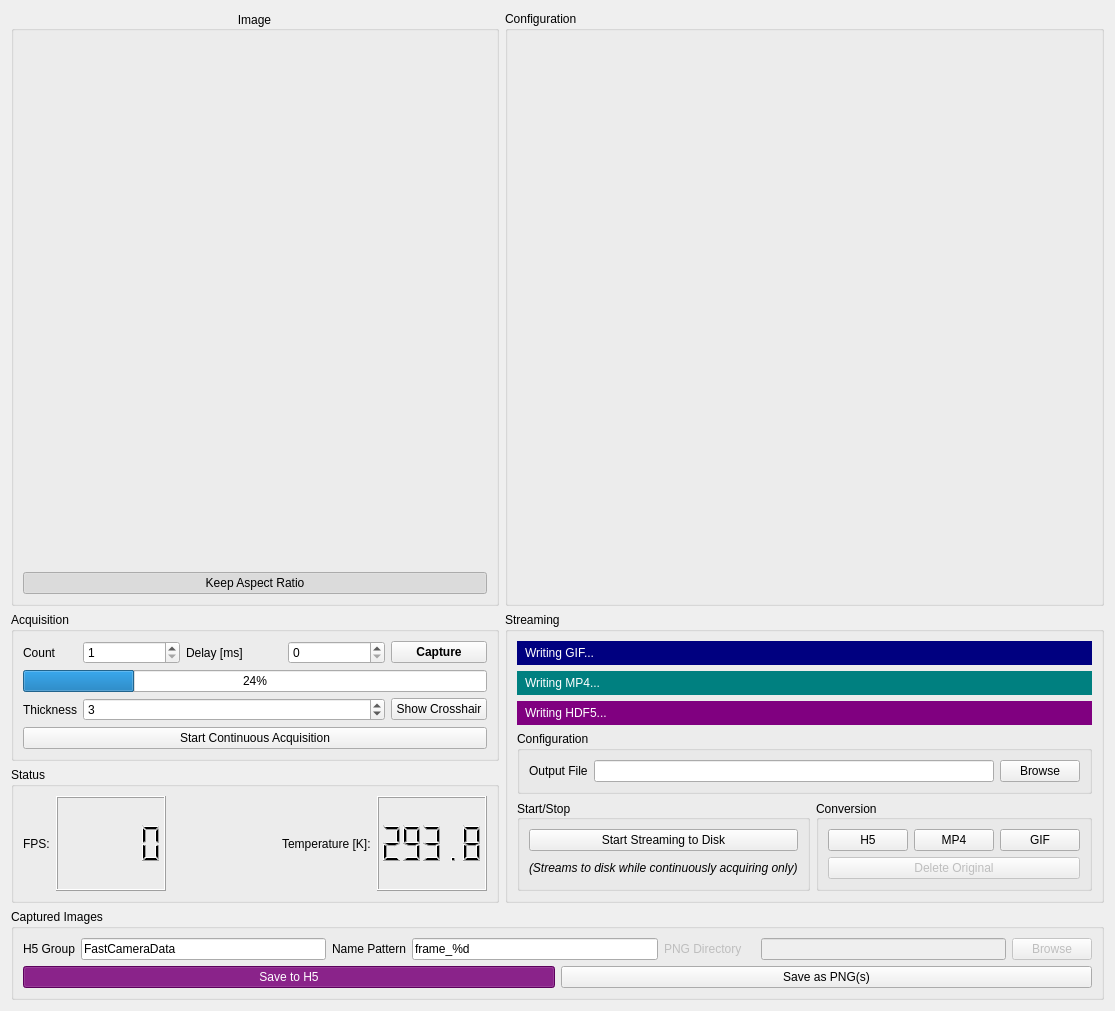
Qt form nplab/instrument/camera/fastcamera/resources/fcgui.ui (wdeacon/PyOpenLab) before a commit.
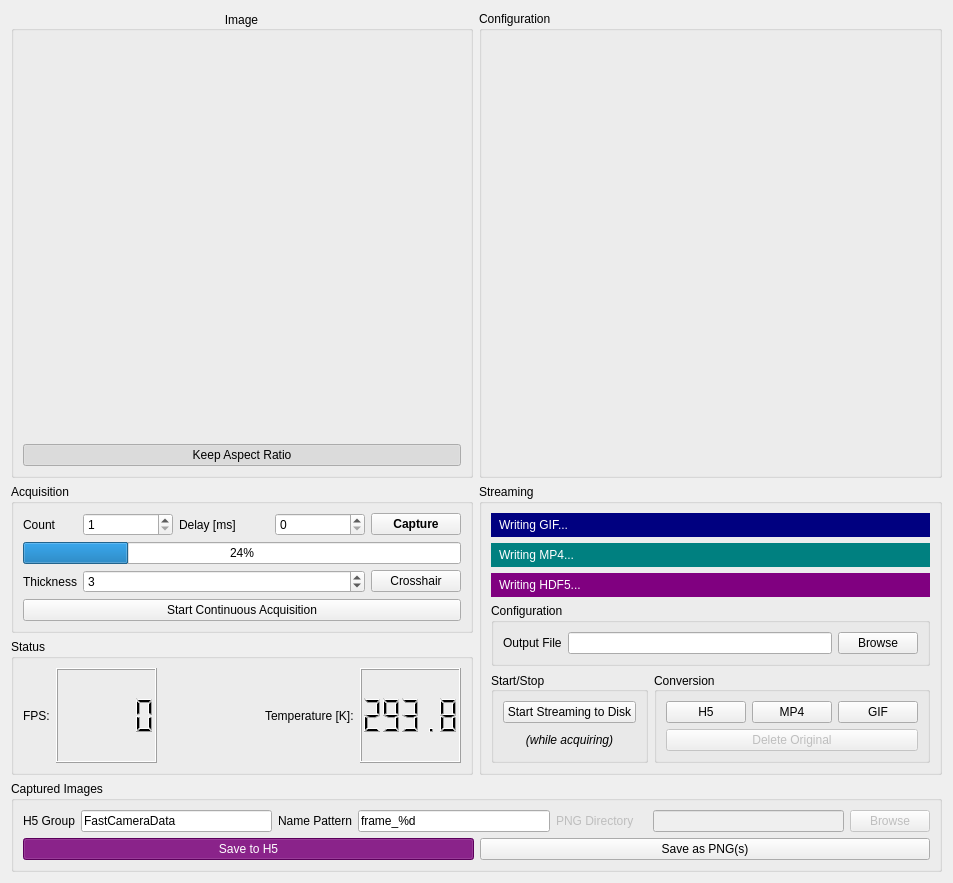
The same form after that commit.

The edit to the form file:
```diff
--- a/nplab/instrument/camera/fastcamera/resources/fcgui.ui
+++ b/nplab/instrument/camera/fastcamera/resources/fcgui.ui
@@ -6,8 +6,8 @@
    <rect>
     <x>0</x>
     <y>0</y>
-    <width>1115</width>
-    <height>1011</height>
+    <width>953</width>
+    <height>883</height>
    </rect>
   </property>
   <property name="sizePolicy">
@@ -29,7 +29,7 @@
    <item row="1" column="2">
     <widget class="QGroupBox" name="configBox">
      <property name="sizePolicy">
-      <sizepolicy hsizetype="Expanding" vsizetype="Expanding">
+      <sizepolicy hsizetype="Minimum" vsizetype="Expanding">
        <horstretch>1</horstretch>
        <verstretch>0</verstretch>
       </sizepolicy>
@@ -43,7 +43,7 @@
    <item row="5" column="1">
     <widget class="QGroupBox" name="statusGroup">
      <property name="sizePolicy">
-      <sizepolicy hsizetype="Expanding" vsizetype="Minimum">
+      <sizepolicy hsizetype="Minimum" vsizetype="Minimum">
        <horstretch>1</horstretch>
        <verstretch>0</verstretch>
       </sizepolicy>
@@ -133,7 +133,7 @@
    <item row="4" column="1">
     <widget class="QGroupBox" name="groupBox_2">
      <property name="sizePolicy">
-      <sizepolicy hsizetype="Expanding" vsizetype="Minimum">
+      <sizepolicy hsizetype="Minimum" vsizetype="Minimum">
        <horstretch>1</horstretch>
        <verstretch>0</verstretch>
       </sizepolicy>
@@ -308,7 +308,7 @@
          </font>
         </property>
         <property name="text">
-         <string>Show Crosshair</string>
+         <string>Crosshair</string>
         </property>
         <property name="checkable">
          <bool>true</bool>
@@ -366,7 +366,7 @@
    <item row="4" column="2" rowspan="2">
     <widget class="QGroupBox" name="streamBox">
      <property name="sizePolicy">
-      <sizepolicy hsizetype="Expanding" vsizetype="Minimum">
+      <sizepolicy hsizetype="Minimum" vsizetype="Minimum">
        <horstretch>1</horstretch>
        <verstretch>0</verstretch>
       </sizepolicy>
@@ -553,7 +553,10 @@
             </font>
            </property>
            <property name="text">
-            <string>(Streams to disk while continuously acquiring only)</string>
+            <string>(while acquiring)</string>
+           </property>
+           <property name="alignment">
+            <set>Qt::AlignCenter</set>
            </property>
           </widget>
          </item>
@@ -579,7 +582,7 @@
    <item row="8" column="1" colspan="2">
     <widget class="QGroupBox" name="capturedImages">
      <property name="sizePolicy">
-      <sizepolicy hsizetype="Expanding" vsizetype="MinimumExpanding">
+      <sizepolicy hsizetype="Minimum" vsizetype="MinimumExpanding">
        <horstretch>1</horstretch>
        <verstretch>0</verstretch>
       </sizepolicy>
@@ -699,7 +702,7 @@
    <item row="1" column="1">
     <widget class="QGroupBox" name="cameraGroup">
      <property name="sizePolicy">
-      <sizepolicy hsizetype="Expanding" vsizetype="Expanding">
+      <sizepolicy hsizetype="Minimum" vsizetype="Expanding">
        <horstretch>1</horstretch>
        <verstretch>1</verstretch>
       </sizepolicy>
```
